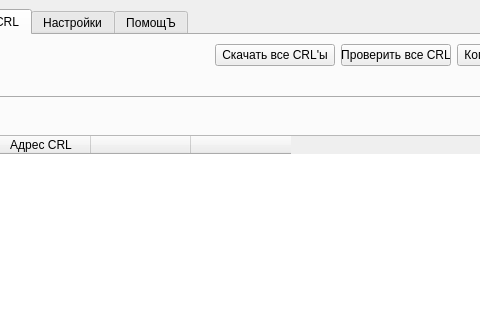
Qt form main.ui (MrSaerus/E-TrustCRLparsing) before a commit; both pictures show x 541 to 1021 and y 0 to 320 of the 1168 by 659 pixel window.
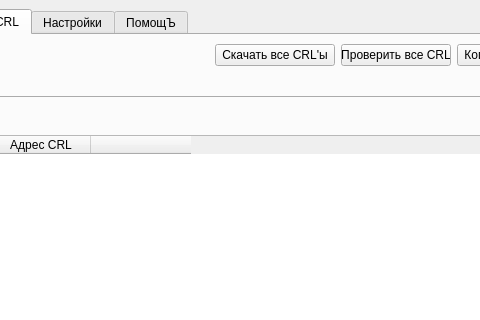
The same form after that commit. The open tabs and pages were chosen to show the change. Icons and pictures are not drawn.

```diff
--- a/main.ui
+++ b/main.ui
@@ -1428,11 +1428,6 @@
                 <string/>
                </property>
               </column>
-              <column>
-               <property name="text">
-                <string/>
-               </property>
-              </column>
              </widget>
             </item>
            </layout>
```
